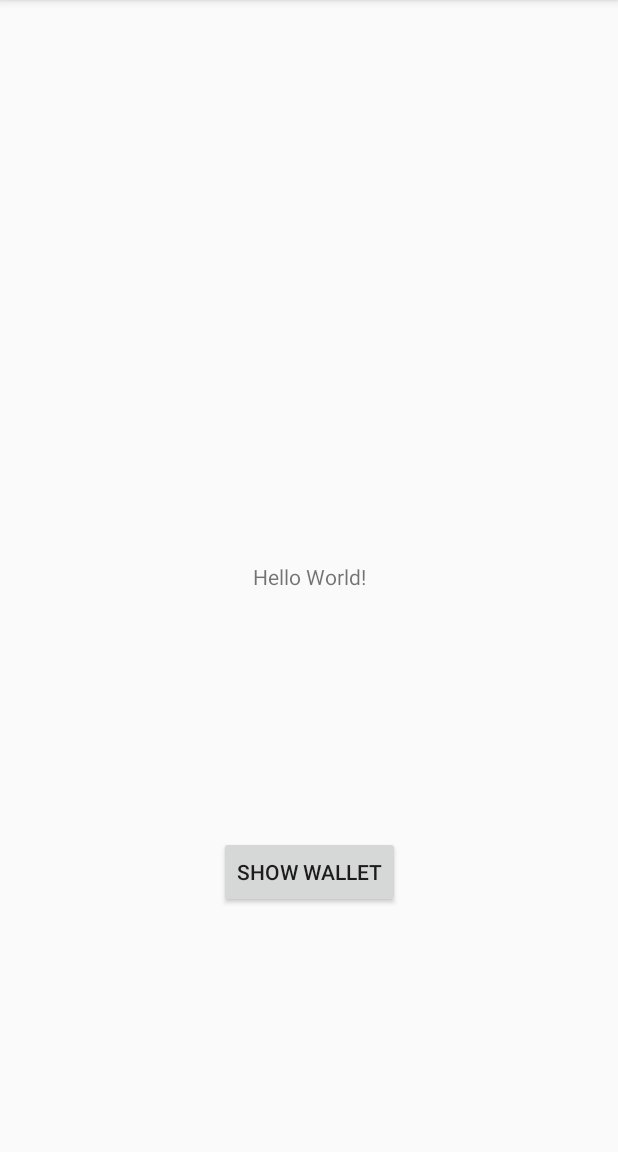
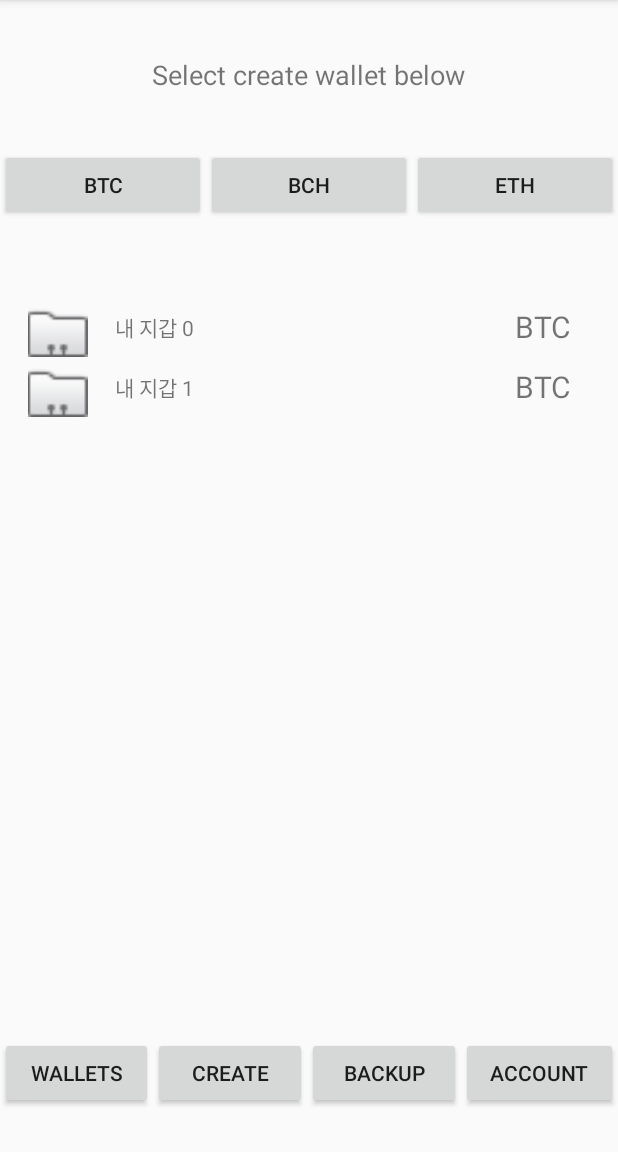
Before and after one commit to epitomecl/kmp-wallet, an Android app: the screen it shows after launch (WalletActivity), after a tap on "SHOW WALLET", on a phone screen of 412 x 824 dp, the part 84-1236 px from its top. Run offline under Robolectric (Android 15) with nearby library versions, the phone set to English and light mode, and no system bars; our stand-ins replace RxJava.

```diff
--- a/app/src/main/java/com/epitomecl/kmpwallet/mvp/login/LoginContract.kt
+++ b/app/src/main/java/com/epitomecl/kmpwallet/mvp/intro/IntroContract.kt
@@ -1,11 +1,13 @@
-package com.epitomecl.kmpwallet.mvp.login
+package com.epitomecl.kmpwallet.mvp.intro
 
 import com.epitomecl.kmpwallet.mvp.BasePresenter
 import com.epitomecl.kmpwallet.mvp.BaseView
 
-object LoginContract {
+object IntroContract {
     interface View : BaseView {
         fun showState(state: String)
+        fun onLogin()
+        fun onRegist()
     }
 
     interface Presenter : BasePresenter<View> {
--- a/app/src/main/java/com/epitomecl/kmpwallet/mvp/wallet/WalletActivity.kt
+++ b/app/src/main/java/com/epitomecl/kmpwallet/mvp/wallet/WalletActivity.kt
@@ -1,6 +1,7 @@
 package com.epitomecl.kmpwallet.mvp.wallet
 
 import android.os.Bundle
+import android.support.v4.app.Fragment
 import com.epitomecl.kmpwallet.R
 import com.epitomecl.kmpwallet.mvp.BaseActivity
 import com.epitomecl.kmpwallet.mvp.wallet.create.CreateWalletFragment
@@ -16,23 +17,33 @@ class WalletActivity : BaseActivity<WalletContract.View, WalletContract.Presente
         super.onCreate(savedInstanceState)
         setContentView(R.layout.activity_wallet)
 
-        val fragment = WalletsFragment()
-        supportFragmentManager.beginTransaction().replace(R.id.fragment_wallet, fragment)?.commit()
-
         btnShowWalletList.setOnClickListener { onShowWalletList() }
         btnCreateWallet.setOnClickListener { onCreateWallet() }
+
+        onShowWalletList()
     }
 
-    private fun onShowWalletList()
+    override fun onShowWalletList()
     {
-        val fragment = WalletsFragment()
-        supportFragmentManager.beginTransaction().replace(R.id.fragment_wallet, fragment)?.commit()
+        supportFragmentManager.beginTransaction()
+                .replace(R.id.flWallet, WalletsFragment())
+                .addToBackStack(null)
+                .commit()
     }
 
-    private fun onCreateWallet()
+    override fun onCreateWallet()
     {
-        val fragment = CreateWalletFragment()
-        supportFragmentManager.beginTransaction().replace(R.id.fragment_wallet, fragment)?.commit()
+        supportFragmentManager.beginTransaction()
+                .replace(R.id.flWallet, CreateWalletFragment())
+                .addToBackStack(null)
+                .commit()
     }
 
+    override fun onBackupWallet() {
+        TODO("not implemented") //To change body of created functions use File | Settings | File Templates.
+    }
+
+    override fun onAccount() {
+        TODO("not implemented") //To change body of created functions use File | Settings | File Templates.
+    }
 }
--- a/app/src/main/java/com/epitomecl/kmpwallet/mvp/wallet/WalletContract.kt
+++ b/app/src/main/java/com/epitomecl/kmpwallet/mvp/wallet/WalletContract.kt
@@ -1,11 +1,15 @@
 package com.epitomecl.kmpwallet.mvp.wallet
 
+import android.support.v4.app.Fragment
 import com.epitomecl.kmpwallet.mvp.BasePresenter
 import com.epitomecl.kmpwallet.mvp.BaseView
 
 object WalletContract {
     interface View : BaseView {
-        //
+        fun onShowWalletList()
+        fun onCreateWallet()
+        fun onBackupWallet()
+        fun onAccount()
     }
 
     interface Presenter : BasePresenter<View> {
--- a/app/src/main/java/com/epitomecl/kmpwallet/mvp/wallet/wallets/WalletsContract.kt
+++ b/app/src/main/java/com/epitomecl/kmpwallet/mvp/wallet/wallets/WalletsContract.kt
@@ -9,6 +9,6 @@ object WalletsContract {
     }
 
     interface Presenter : BasePresenter<View> {
-
+        fun initWallets() : ArrayList<String>
     }
 }
--- a/app/src/main/java/com/epitomecl/kmpwallet/mvp/wallet/wallets/WalletsFragment.kt
+++ b/app/src/main/java/com/epitomecl/kmpwallet/mvp/wallet/wallets/WalletsFragment.kt
@@ -1,6 +1,9 @@
 package com.epitomecl.kmpwallet.mvp.wallet.wallets
 
 import android.os.Bundle
+import android.support.v7.widget.RecyclerView
+import android.content.Context
+import android.support.v7.widget.LinearLayoutManager
 import android.view.LayoutInflater
 import android.view.View
 import android.view.ViewGroup
@@ -9,12 +12,22 @@ import com.epitomecl.kmpwallet.R
 import com.epitomecl.kmpwallet.mvp.BaseFragment
 import com.epitomecl.kmpwallet.mvp.wallet.wallets.WalletsContract
 import com.epitomecl.kmpwallet.mvp.wallet.wallets.WalletsPresenter
+import kotlinx.android.synthetic.main.fragment_wallets.*
+import kotlinx.android.synthetic.main.item_wallet.view.*
 
 class WalletsFragment : BaseFragment<WalletsContract.View,
         WalletsContract.Presenter>(),
         WalletsContract.View {
 
+    private var mContext : Context? = null
+
     override var mPresenter: WalletsContract.Presenter = WalletsPresenter()
+
+    override fun onAttach(context : Context) {
+        super.onAttach(context)
+
+        mContext = context
+    }
 
     override fun onCreateView(inflater: LayoutInflater, container: ViewGroup?, savedInstanceState: Bundle?): View? {
         var view = inflater.inflate(R.layout.fragment_wallets, container, false)
@@ -24,6 +37,10 @@ class WalletsFragment : BaseFragment<WalletsContract.View,
         //    mPresenter.attachView(this)
         //}
 
+        return view
+    }
+
+    override fun onViewCreated(view: View, savedInstanceState: Bundle?) {
         val anim = TranslateAnimation(1000f, // fromXDelta
                 0f, // toXDelta
                 0f, // fromYDelta
@@ -31,7 +48,29 @@ class WalletsFragment : BaseFragment<WalletsContract.View,
         anim.duration = 300
         view.startAnimation(anim)
 
-        return view
+        rvWallets.layoutManager = LinearLayoutManager(mContext)
+        rvWallets.adapter = WalletItemAdapter(mPresenter.initWallets(), mContext!!)
     }
 
+    class WalletItemAdapter(private val items : ArrayList<String>, val context: Context) : RecyclerView.Adapter<ViewHolder>() {
+
+        override fun getItemCount(): Int {
+            return items.size
+        }
+
+        override fun onCreateViewHolder(parent: ViewGroup?, viewType: Int): ViewHolder {
+            return ViewHolder(LayoutInflater.from(context).inflate(R.layout.item_wallet, parent, false))
+        }
+
+        override fun onBindViewHolder(holder: ViewHolder?, position: Int) {
+            holder?.tvWalletLabel?.text = items.get(position)
+            //holder?.tvCryptoType...
+        }
+    }
+
+    class ViewHolder (view: View) : RecyclerView.ViewHolder(view) {
+        // hold ui elements
+        val tvWalletLabel = view.tvWalletLabel
+        val tvCryptoType = view.tvCryptoType
+    }
 }
--- a/app/src/main/java/com/epitomecl/kmpwallet/mvp/wallet/wallets/WalletsPresenter.kt
+++ b/app/src/main/java/com/epitomecl/kmpwallet/mvp/wallet/wallets/WalletsPresenter.kt
@@ -6,4 +6,13 @@ import com.epitomecl.kmpwallet.mvp.wallet.wallets.WalletsContract
 class WalletsPresenter : BasePresenterImpl<WalletsContract.View>(),
         WalletsContract.Presenter {
 
+    override fun initWallets() : ArrayList<String> {
+        val items = ArrayList<String>()
+
+        for( i in 0..1 ) {
+            items.add("내 지갑 $i")
+        }
+
+        return items
+    }
 }
--- a/app/src/main/res/layout/activity_wallet.xml
+++ b/app/src/main/res/layout/activity_wallet.xml
@@ -6,13 +6,20 @@
     android:orientation="vertical"
     tools:context=".mvp.wallet.WalletActivity">
 
-    <fragment
-        android:id="@+id/fragment_wallet"
-        android:name="com.epitomecl.kmpwallet.mvp.wallet.wallets.WalletsFragment"
+    <FrameLayout
+        android:id="@+id/flWallet"
         android:layout_width="match_parent"
         android:layout_height="match_parent"
-        android:layout_weight="1"
-        tools:layout="@layout/fragment_wallets" />
+        android:layout_weight="1">
+
+        <!-- <fragment
+            android:id="@+id/fragmentWallet"
+            android:name="com.epitomecl.kmpwallet.mvp.wallet.wallets.WalletsFragment"
+            android:layout_width="match_parent"
+            android:layout_height="match_parent"
+            android:layout_weight="1"
+            tools:layout="@layout/fragment_wallets" /> -->
+    </FrameLayout>
 
     <FrameLayout
         android:layout_width="match_parent"
--- a/app/src/main/res/layout/fragment_wallets.xml
+++ b/app/src/main/res/layout/fragment_wallets.xml
@@ -49,6 +49,7 @@
     </LinearLayout>
 
     <android.support.v7.widget.RecyclerView
+        android:id="@+id/rvWallets"
         android:layout_width="match_parent"
         android:layout_height="match_parent"
         android:layout_weight="1">
--- /dev/null
+++ b/app/src/main/res/layout/item_wallet.xml
@@ -0,0 +1,31 @@
+<?xml version="1.0" encoding="utf-8"?>
+<LinearLayout xmlns:android="http://schemas.android.com/apk/res/android"
+    xmlns:app="http://schemas.android.com/apk/res-auto"
+    android:layout_width="match_parent"
+    android:layout_height="40dp">
+
+    <ImageView
+        android:id="@+id/ivWalletIcon"
+        android:layout_width="wrap_content"
+        android:layout_height="match_parent"
+        android:layout_weight="1"
+        app:srcCompat="@android:drawable/sym_contact_card" />
+
+    <TextView
+        android:id="@+id/tvWalletLabel"
+        android:layout_width="wrap_content"
+        android:layout_height="match_parent"
+        android:layout_weight="3"
+        android:gravity="center_vertical"
+        android:text="Wallet Label" />
+
+    <TextView
+        android:id="@+id/tvCryptoType"
+        android:layout_width="wrap_content"
+        android:layout_height="match_parent"
+        android:layout_weight="1"
+        android:gravity="center"
+        android:text="BTC"
+        android:textSize="20sp" />
+
+</LinearLayout>
```
Also changed, not shown: app/src/main/java/com/epitomecl/kmpwallet/mvp/intro/IntroActivity.kt (added, +35 -0 lines), app/src/main/java/com/epitomecl/kmpwallet/mvp/intro/IntroPresenter.kt (added, +12 -0 lines), app/src/main/java/com/epitomecl/kmpwallet/mvp/login/LoginActivity.kt (deleted, +0 -23 lines), app/src/main/java/com/epitomecl/kmpwallet/mvp/login/LoginPresenter.kt (deleted, +0 -12 lines), app/src/main/res/layout/activity_login.xml (+4 -13 lines), app/src/main/res/layout/fragment_account.xml (added, +55 -0 lines), app/src/main/res/layout/fragment_backup.xml (added, +11 -0 lines), app/src/main/res/layout/fragment_login.xml (added, +99 -0 lines), app/src/main/res/layout/fragment_regist.xml (added, +85 -0 lines).
